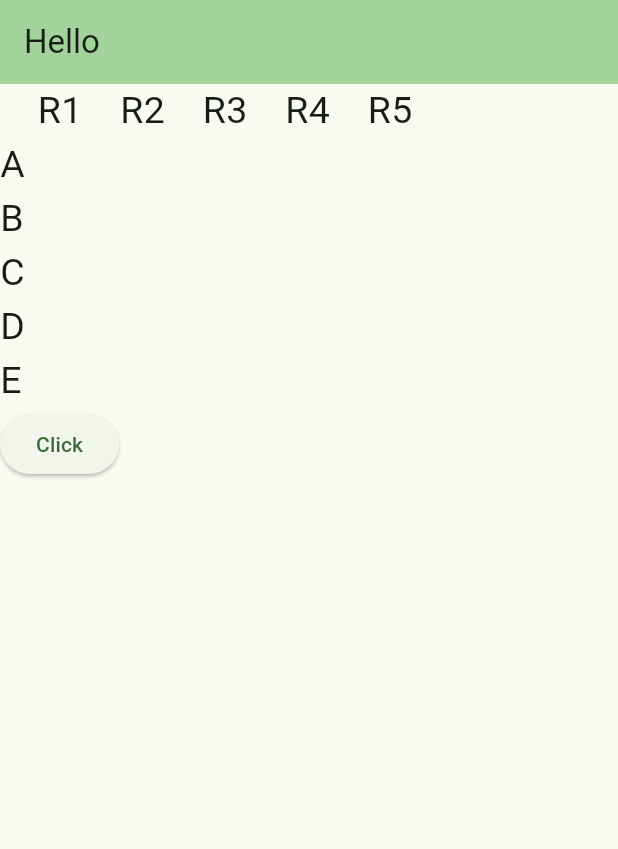
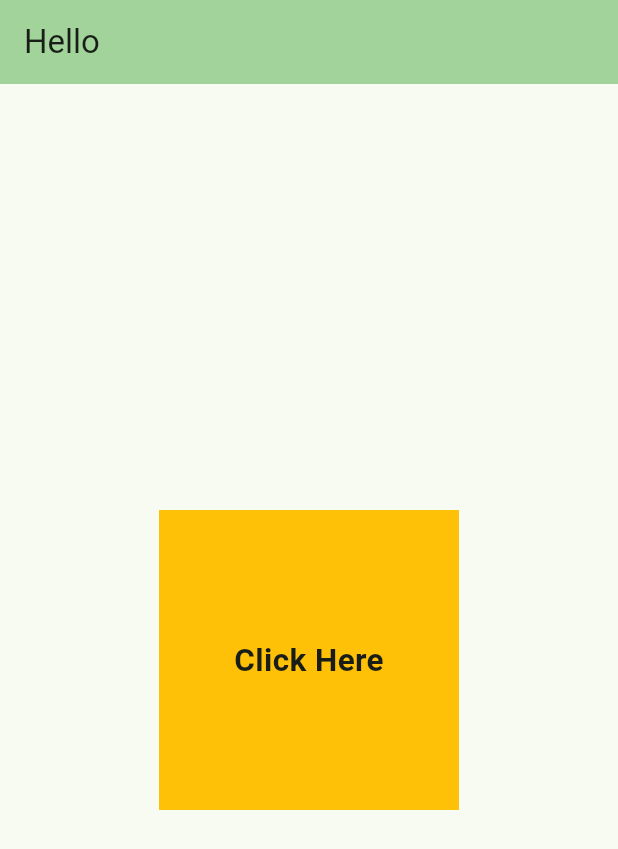
Before and after one commit to UdhavNegi/Flutter-Tutorials, a Flutter app: the screen it shows after launch, on a phone screen of 412 x 824 dp. Shown: the top 849 px of the screen. Run offline on Flutter 3.47's test engine with Material 3 defaults, Android fonts, the phone set to English and light mode, and no system bars.

Commit message:
completed inkwell widget

```diff
--- a/lib/main.dart
+++ b/lib/main.dart
@@ -48,33 +48,24 @@ class _MyHomePageState extends State<MyHomePage> {
           backgroundColor: Theme.of(context).colorScheme.inversePrimary,
           title: Text('Hello'),
         ),
-        body: Container(
-          height: 300,
-          width: 300,
-          child: Column(
-            mainAxisAlignment: MainAxisAlignment.start,
-            crossAxisAlignment: CrossAxisAlignment.start,
-            children: [
-              Row(
-                mainAxisAlignment: MainAxisAlignment.spaceEvenly,
-                children: [
-                Text('R1', style : TextStyle(fontSize: 25)),
-              Text('R2', style : TextStyle(fontSize: 25)),
-              Text('R3', style : TextStyle(fontSize: 25)),
-              Text('R4', style : TextStyle(fontSize: 25)),
-              Text('R5', style : TextStyle(fontSize: 25)),],),
+        body: Center(
+          child: InkWell(
+              onTap : (){print('Tapped on container');},
+              onLongPress : (){print('Long Pressed on container');},
+              onDoubleTap : (){print('Double Tapped on container');},
+            child: Container(
+              width: 200,
+              height: 200,
+              color: Colors.amber,
+              child: Center(child: InkWell(
+                onTap: (){
+                  print("Text widget Tapped!");
+                },
+                child: Text('Click Here', style: TextStyle(fontSize: 21, fontWeight: FontWeight.w700),))),
 
-
-              Text('A', style : TextStyle(fontSize: 25)),
-              Text('B', style : TextStyle(fontSize: 25)),
-              Text('C', style : TextStyle(fontSize: 25)),
-              Text('D', style : TextStyle(fontSize: 25)),
-              Text('E', style : TextStyle(fontSize: 25)),
-              ElevatedButton(onPressed: (){
-
-              }, child: Text('Click'))
-            ],
+            ),
           ),
-        ));
+        )
+    );
   }
 }
```
